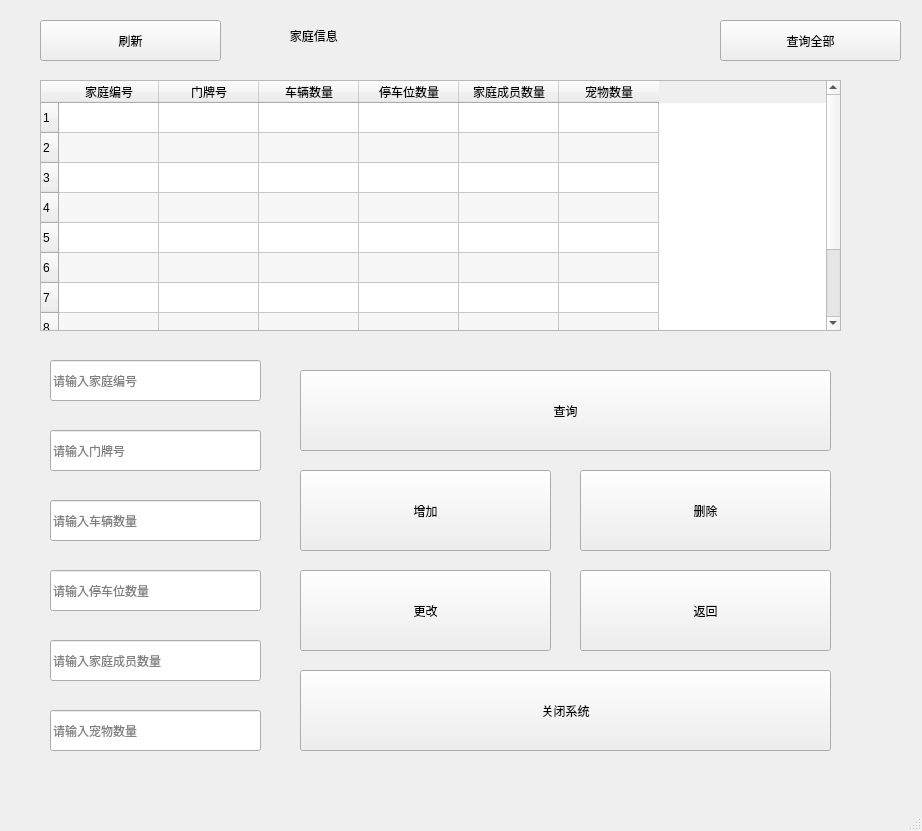
The window that code/root_family.ui (wan-qiang/Database_classdesigner) describes before a commit, drawn with Qt 5.
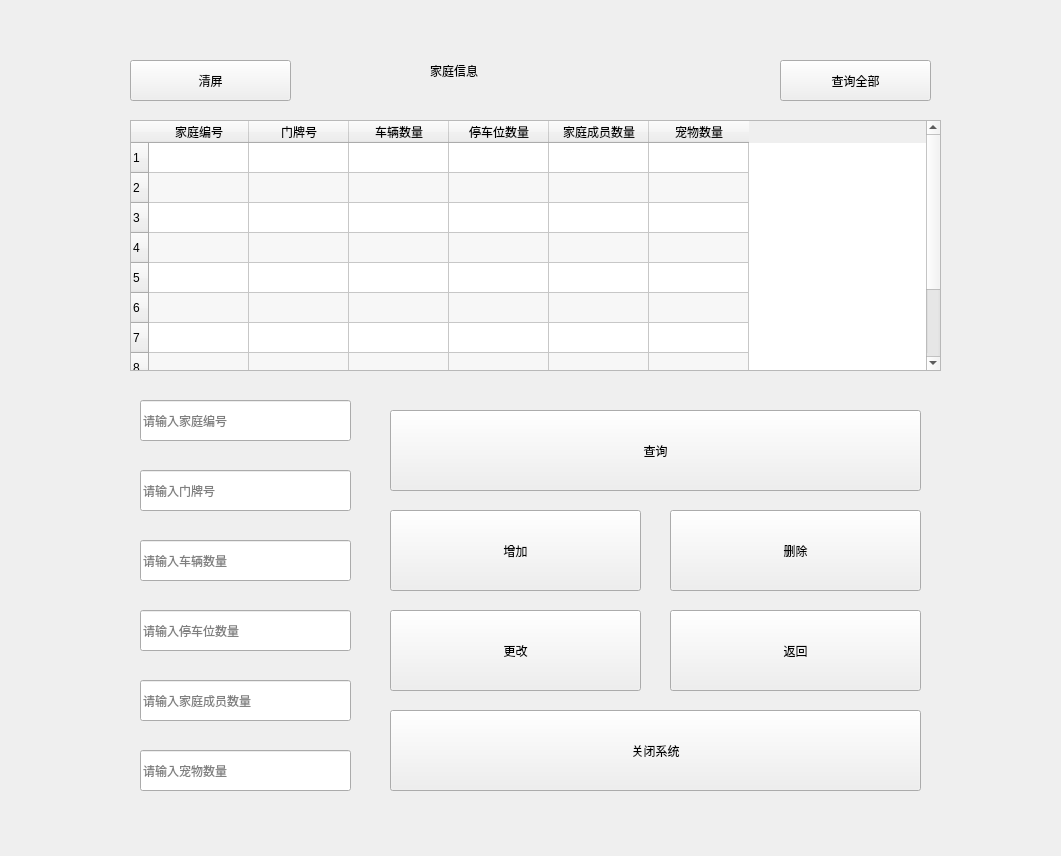
The same window after the commit. Icons and pictures are not drawn.

```diff
--- a/code/root_family.ui
+++ b/code/root_family.ui
@@ -6,32 +6,35 @@
    <rect>
     <x>0</x>
     <y>0</y>
-    <width>922</width>
-    <height>831</height>
+    <width>1061</width>
+    <height>856</height>
    </rect>
   </property>
   <property name="minimumSize">
    <size>
-    <width>922</width>
-    <height>831</height>
+    <width>1061</width>
+    <height>856</height>
    </size>
   </property>
   <property name="maximumSize">
    <size>
-    <width>922</width>
-    <height>831</height>
+    <width>1061</width>
+    <height>856</height>
    </size>
   </property>
   <property name="windowTitle">
    <string>root_家庭信息</string>
   </property>
+  <property name="styleSheet">
+   <string notr="true">#centralwidget{border-image: url(:/background/background1.jpg);}</string>
+  </property>
   <widget class="QWidget" name="centralwidget">
    <widget class="QTableWidget" name="tableWidget">
     <property name="geometry">
      <rect>
-      <x>40</x>
-      <y>80</y>
-      <width>801</width>
+      <x>130</x>
+      <y>120</y>
+      <width>811</width>
       <height>251</height>
      </rect>
     </property>
@@ -122,8 +125,8 @@
    <widget class="QLineEdit" name="lineEdit_2">
     <property name="geometry">
      <rect>
-      <x>50</x>
-      <y>430</y>
+      <x>140</x>
+      <y>470</y>
       <width>211</width>
       <height>41</height>
      </rect>
@@ -138,24 +141,24 @@
    <widget class="QLabel" name="label">
     <property name="geometry">
      <rect>
-      <x>230</x>
-      <y>20</y>
-      <width>301</width>
-      <height>31</height>
+      <x>430</x>
+      <y>40</y>
+      <width>191</width>
+      <height>61</height>
      </rect>
     </property>
     <property name="styleSheet">
      <string notr="true">font: 20pt &quot;Arial&quot;;</string>
     </property>
     <property name="text">
-     <string>                  家庭信息</string>
+     <string>家庭信息</string>
     </property>
    </widget>
    <widget class="QLineEdit" name="lineEdit_3">
     <property name="geometry">
      <rect>
-      <x>50</x>
-      <y>500</y>
+      <x>140</x>
+      <y>540</y>
       <width>211</width>
       <height>41</height>
      </rect>
@@ -170,8 +173,8 @@
    <widget class="QLineEdit" name="lineEdit_4">
     <property name="geometry">
      <rect>
-      <x>50</x>
-      <y>570</y>
+      <x>140</x>
+      <y>610</y>
       <width>211</width>
       <height>41</height>
      </rect>
@@ -186,8 +189,8 @@
    <widget class="QLineEdit" name="lineEdit_5">
     <property name="geometry">
      <rect>
-      <x>50</x>
-      <y>640</y>
+      <x>140</x>
+      <y>680</y>
       <width>211</width>
       <height>41</height>
      </rect>
@@ -202,8 +205,8 @@
    <widget class="QLineEdit" name="lineEdit_1">
     <property name="geometry">
      <rect>
-      <x>50</x>
-      <y>360</y>
+      <x>140</x>
+      <y>400</y>
       <width>211</width>
       <height>41</height>
      </rect>
@@ -218,8 +221,8 @@
    <widget class="QPushButton" name="pushButton_5">
     <property name="geometry">
      <rect>
-      <x>580</x>
-      <y>470</y>
+      <x>670</x>
+      <y>510</y>
       <width>251</width>
       <height>81</height>
      </rect>
@@ -234,8 +237,8 @@
    <widget class="QPushButton" name="pushButton_3">
     <property name="geometry">
      <rect>
-      <x>300</x>
-      <y>370</y>
+      <x>390</x>
+      <y>410</y>
       <width>531</width>
       <height>81</height>
      </rect>
@@ -250,12 +253,15 @@
    <widget class="QPushButton" name="pushButton_1">
     <property name="geometry">
      <rect>
-      <x>720</x>
-      <y>20</y>
-      <width>181</width>
+      <x>780</x>
+      <y>60</y>
+      <width>151</width>
       <height>41</height>
      </rect>
     </property>
+    <property name="styleSheet">
+     <string notr="true">font: 16pt &quot;Arial&quot;;</string>
+    </property>
     <property name="text">
      <string>查询全部</string>
     </property>
@@ -263,8 +269,8 @@
    <widget class="QPushButton" name="pushButton_4">
     <property name="geometry">
      <rect>
-      <x>300</x>
-      <y>470</y>
+      <x>390</x>
+      <y>510</y>
       <width>251</width>
       <height>81</height>
      </rect>
@@ -279,8 +285,8 @@
    <widget class="QLineEdit" name="lineEdit_6">
     <property name="geometry">
      <rect>
-      <x>50</x>
-      <y>710</y>
+      <x>140</x>
+      <y>750</y>
       <width>211</width>
       <height>41</height>
      </rect>
@@ -295,8 +301,8 @@
    <widget class="QPushButton" name="pushButton_7">
     <property name="geometry">
      <rect>
-      <x>580</x>
-      <y>570</y>
+      <x>670</x>
+      <y>610</y>
       <width>251</width>
       <height>81</height>
      </rect>
@@ -311,8 +317,8 @@
    <widget class="QPushButton" name="pushButton_21">
     <property name="geometry">
      <rect>
-      <x>300</x>
-      <y>670</y>
+      <x>390</x>
+      <y>710</y>
       <width>531</width>
       <height>81</height>
      </rect>
@@ -327,21 +333,24 @@
    <widget class="QPushButton" name="pushButton_2">
     <property name="geometry">
      <rect>
-      <x>40</x>
-      <y>20</y>
-      <width>181</width>
+      <x>130</x>
+      <y>60</y>
+      <width>161</width>
       <height>41</height>
      </rect>
     </property>
+    <property name="styleSheet">
+     <string notr="true">font: 16pt &quot;Arial&quot;;</string>
+    </property>
     <property name="text">
-     <string>刷新</string>
+     <string>清屏</string>
     </property>
    </widget>
    <widget class="QPushButton" name="pushButton_6">
     <property name="geometry">
      <rect>
-      <x>300</x>
-      <y>570</y>
+      <x>390</x>
+      <y>610</y>
       <width>251</width>
       <height>81</height>
      </rect>
@@ -354,17 +363,6 @@
     </property>
    </widget>
   </widget>
-  <widget class="QMenuBar" name="menubar">
-   <property name="geometry">
-    <rect>
-     <x>0</x>
-     <y>0</y>
-     <width>922</width>
-     <height>26</height>
-    </rect>
-   </property>
-  </widget>
-  <widget class="QStatusBar" name="statusbar"/>
  </widget>
  <resources/>
  <connections/>
```
Left out of the diff: 6 changed lines with no effect on the pictures.
